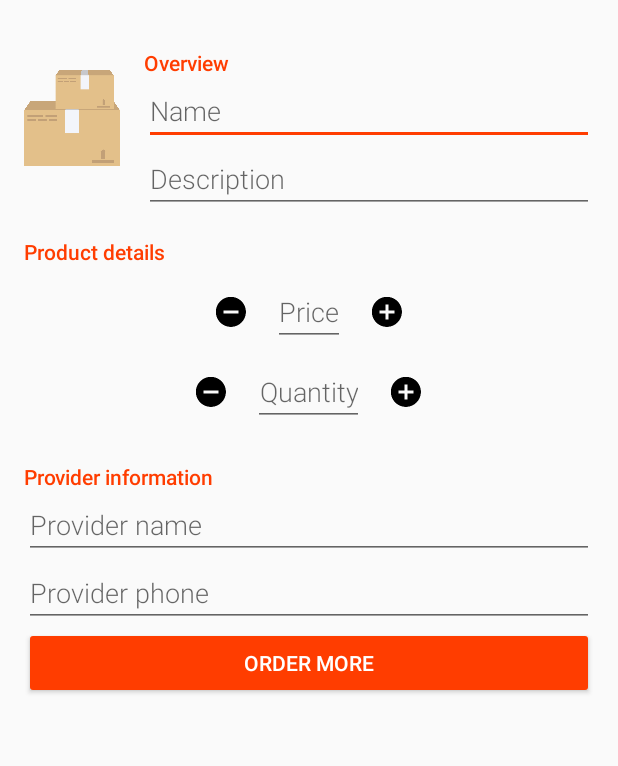
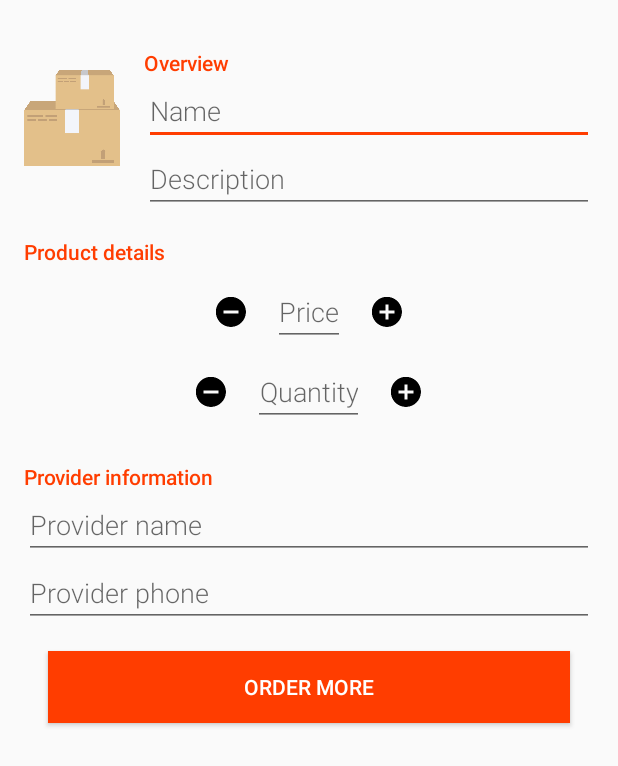
Before and after one commit to VIcuko/Android-InventoryApp, an Android app: the layout activity_editor.xml on its own in the app's theme, with its tools: preview values and no code run, on a phone screen of 412 x 824 dp. Shown: the top 766 px of the screen. Run offline under Robolectric (Android 15) with nearby library versions, the phone set to English and light mode, and no system bars.

Commit message:
Update background color attribute for order more button and insert all layout into scroll view

```diff
--- a/app/src/main/res/layout/activity_editor.xml
+++ b/app/src/main/res/layout/activity_editor.xml
@@ -1,6 +1,10 @@
 <?xml version="1.0" encoding="utf-8"?>
-<LinearLayout xmlns:android="http://schemas.android.com/apk/res/android"
+<ScrollView
+    xmlns:android="http://schemas.android.com/apk/res/android"
     xmlns:tools="http://schemas.android.com/tools"
+    android:layout_width="match_parent"
+    android:layout_height="match_parent">
+    <LinearLayout
         android:layout_width="match_parent"
         android:layout_height="match_parent"
         android:orientation="vertical"
@@ -161,10 +165,12 @@
                     android:id="@+id/order_more_button"
                     android:layout_width="match_parent"
                     android:layout_height="wrap_content"
-                android:backgroundTint="@color/colorAccent"
+                    android:layout_margin="@dimen/list_view_padding"
+                    android:background="@color/colorAccent"
                     android:text="@string/order_more_button"
                     android:textColor="@android:color/white" />
             </LinearLayout>
 
         </LinearLayout>
     </LinearLayout>
+</ScrollView>
--- a/app/src/main/res/values/colors.xml
+++ b/app/src/main/res/values/colors.xml
@@ -10,4 +10,6 @@
 
     <color name="empty_view_title">#42A5F5</color>
     <color name="empty_view_subtitle">#64B5F6</color>
+
+    <color name="non_clickable">#607D8B</color>
 </resources>
```
Also changed, not shown: app/src/main/java/com/example/android/inventoryapp/EditorActivity.java (+15 -1 lines). Lines whose indentation alone changed are shown as unchanged.
